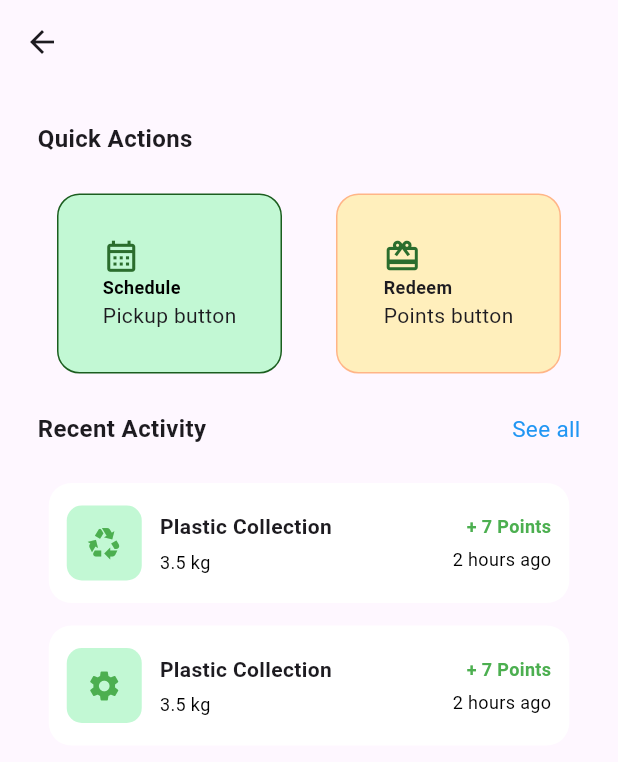
After one commit to mararika69/Bin-Band-Project, a Flutter app: the HomeScreen screen opened directly, on a phone screen of 412 x 824 dp. The commit adds this screen. Shown: the top 762 px of the screen. Run offline on Flutter 3.47's test engine with Material 3 defaults, Android fonts, the phone set to English and light mode, and no system bars.

Commit message:
Saving my local changes

```diff
--- a/lib/main.dart
+++ b/lib/main.dart
@@ -86,6 +86,7 @@ class _MyHomePageState extends State<MyHomePage> {
         title: Text(widget.title),
       ),
       body: Center(
+
         // Center is a layout widget. It takes a single child and positions it
         // in the middle of the parent.
         child: Column(
--- /dev/null
+++ b/lib/sceens/home_sceen.dart
@@ -0,0 +1,274 @@
+import 'package:flutter/material.dart';
+
+class HomeScreen extends StatelessWidget {
+  const HomeScreen({super.key});
+
+  @override
+  Widget build(BuildContext context) {
+    return Scaffold(
+      appBar: AppBar(),
+      body: Column(
+        crossAxisAlignment: CrossAxisAlignment.start,
+        children: [
+          Padding(
+            padding: const EdgeInsets.all(25.0),
+            child: Text(
+              "Quick Actions",
+              style: TextStyle(fontSize: 16, fontWeight: FontWeight.bold),
+            ),
+          ),
+          Row(
+            mainAxisAlignment: MainAxisAlignment.center,
+            children: [
+              // First Container
+              Container(
+                height: 120,
+                width: 150,
+                decoration: BoxDecoration(
+                  borderRadius: BorderRadius.circular(15), // Rounded corners
+                  color: Color(0xFFC2F8D4), // Background color
+                  border: Border.all(
+                    color: Color(0xFF1B5E1F), // Border color
+                    width: 1, // Border width
+                  ),
+                ),
+
+                child: Center(
+                  child: Column(
+                    crossAxisAlignment: CrossAxisAlignment.start,
+                    mainAxisSize: MainAxisSize.min,
+                    children: [
+                      Icon(
+                        Icons.calendar_month_outlined,
+                        size: 25,
+                        color: const Color.fromARGB(255, 43, 109, 45),
+                      ),
+                      Text(
+                        "Schedule",
+                        style: TextStyle(
+                          fontSize: 12,
+                          fontWeight: FontWeight.bold,
+                          color: Colors.black,
+                        ),
+                      ),
+                      Text("Pickup button"),
+                    ],
+                  ),
+                ),
+              ),
+
+              SizedBox(width: 36), // Adds space between the containers
+              // Second Container
+              Container(
+                height: 120,
+                width: 150,
+                decoration: BoxDecoration(
+                  borderRadius: BorderRadius.circular(15),
+                  color: Color(0xFFFFEFBC),
+                  border: Border.all(
+                    color: Color(0xFFFFB587), // Border color
+                    width: 1, // Border width
+                  ),
+                ),
+                child: Center(
+                  child: Column(
+                    crossAxisAlignment: CrossAxisAlignment.start,
+                    mainAxisSize: MainAxisSize.min,
+                    children: [
+                      Icon(
+                        Icons.wallet_giftcard,
+                        size: 25,
+                        color: const Color.fromARGB(255, 43, 109, 45),
+                      ),
+
+                      Text(
+                        "Redeem",
+                        style: TextStyle(
+                          fontSize: 12,
+                          fontWeight: FontWeight.bold,
+                        ),
+                      ),
+                      Text("Points button"),
+                    ],
+                  ),
+                ),
+              ),
+            ],
+          ),
+          // Adds space before the row
+          // Recent Activity Section
+          Padding(
+            padding: EdgeInsets.all(25), // Adds padding around the Row
+            child: Row(
+              mainAxisAlignment:
+                  MainAxisAlignment.spaceBetween, // Spaces out children evenly
+              children: [
+                Text(
+                  "Recent Activity", // First Text widget with bold and font size 18
+                  style: TextStyle(fontSize: 16, fontWeight: FontWeight.bold),
+                ),
+                Text(
+                  "See all",
+                  style: TextStyle(fontSize: 15, color: Colors.blue),
+                ), // Second Text widget displaying "data"
+              ],
+            ),
+          ),
+
+          // Adds space after the row
+          Center(
+            child: Container(
+              height: 80,
+              width: 347,
+              padding: EdgeInsets.all(12),
+              decoration: BoxDecoration(
+                borderRadius: BorderRadius.circular(15),
+                color: Colors.white,
+              ),
+              child: Row(
+                crossAxisAlignment: CrossAxisAlignment.center,
+                children: [
+                  // Icon inside green rounded box
+                  Container(
+                    height: 50,
+                    width: 50,
+                    decoration: BoxDecoration(
+                      borderRadius: BorderRadius.circular(10),
+                      color: const Color(0xFFC2F8D4),
+                    ),
+                    child: Center(
+                      child: Icon(
+                        Icons.recycling,
+                        size: 24,
+                        color: Colors.green,
+                      ),
+                    ),
+                  ),
+                  SizedBox(width: 12), // Space between icon and text
+                  // Column for Plastic Collection and 3.5 kg
+                  Expanded(
+                    child: Column(
+                      crossAxisAlignment: CrossAxisAlignment.start,
+                      mainAxisAlignment: MainAxisAlignment.center,
+                      children: [
+                        Text(
+                          "Plastic Collection",
+                          style: TextStyle(
+                            fontSize: 14,
+                            fontWeight: FontWeight.bold,
+                          ),
+                        ),
+                        SizedBox(height: 5),
+                        Text(
+                          "3.5 kg",
+                          style: TextStyle(fontSize: 12, color: Colors.black),
+                        ),
+                      ],
+                    ),
+                  ),
+
+                  // Column for Points and Time
+                  Column(
+                    crossAxisAlignment: CrossAxisAlignment.end,
+                    mainAxisAlignment: MainAxisAlignment.center,
+                    children: [
+                      Text(
+                        "+ 7 Points",
+                        style: TextStyle(
+                          fontSize: 12,
+                          fontWeight: FontWeight.bold,
+                          color: Colors.green, // Green color for points
+                        ),
+                      ),
+                      SizedBox(height: 5),
+                      Text(
+                        "2 hours ago",
+                        style: TextStyle(fontSize: 12, color: Colors.black),
+                      ),
+                    ],
+                  ),
+                ],
+              ),
+            ),
+          ),
+          SizedBox(height: 15),
+          Center(
+            child: Container(
+              height: 80,
+              width: 347,
+              padding: EdgeInsets.all(12),
+              decoration: BoxDecoration(
+                borderRadius: BorderRadius.circular(15),
+                color: Colors.white,
+              ),
+              child: Row(
+                crossAxisAlignment: CrossAxisAlignment.center,
+                children: [
+                  // Icon inside green rounded box
+                  Container(
+                    height: 50,
+                    width: 50,
+                    decoration: BoxDecoration(
+                      borderRadius: BorderRadius.circular(10),
+                      color: const Color(0xFFC2F8D4),
+                    ),
+                    child: Center(
+                      child: Icon(
+                        Icons.settings,
+                        size: 24,
+                        color: Colors.green,
+                      ),
+                    ),
+                  ),
+                  SizedBox(width: 12), // Space between icon and text
+                  // Column for Plastic Collection and 3.5 kg
+                  Expanded(
+                    child: Column(
+                      crossAxisAlignment: CrossAxisAlignment.start,
+                      mainAxisAlignment: MainAxisAlignment.center,
+                      children: [
+                        Text(
+                          "Plastic Collection",
+                          style: TextStyle(
+                            fontSize: 14,
+                            fontWeight: FontWeight.bold,
+                          ),
+                        ),
+                        SizedBox(height: 5),
+                        Text(
+                          "3.5 kg",
+                          style: TextStyle(fontSize: 12, color: Colors.black),
+                        ),
+                      ],
+                    ),
+                  ),
+
+                  // Column for Points and Time
+                  Column(
+                    crossAxisAlignment: CrossAxisAlignment.end,
+                    mainAxisAlignment: MainAxisAlignment.center,
+                    children: [
+                      Text(
+                        "+ 7 Points",
+                        style: TextStyle(
+                          fontSize: 12,
+                          fontWeight: FontWeight.bold,
+                          color: Colors.green, // Green color for points
+                        ),
+                      ),
+                      SizedBox(height: 5),
+                      Text(
+                        "2 hours ago",
+                        style: TextStyle(fontSize: 12, color: Colors.black),
+                      ),
+                    ],
+                  ),
+                ],
+              ),
+            ),
+          ),
+        ],
+      ),
+    );
+  }
+}
```
